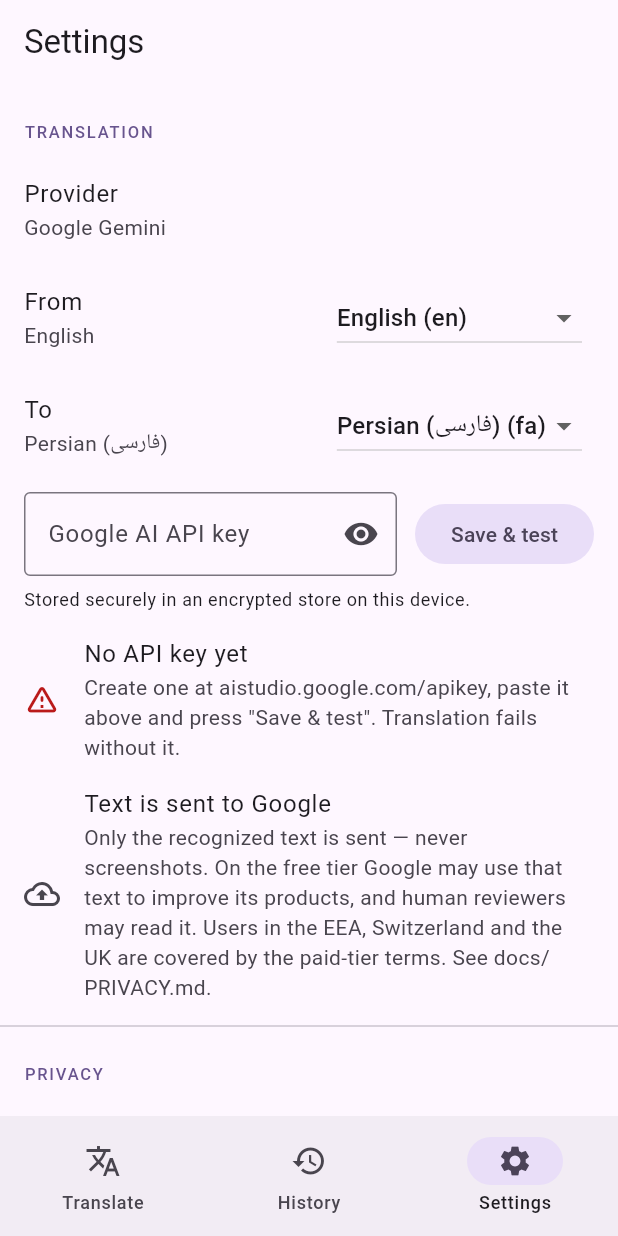
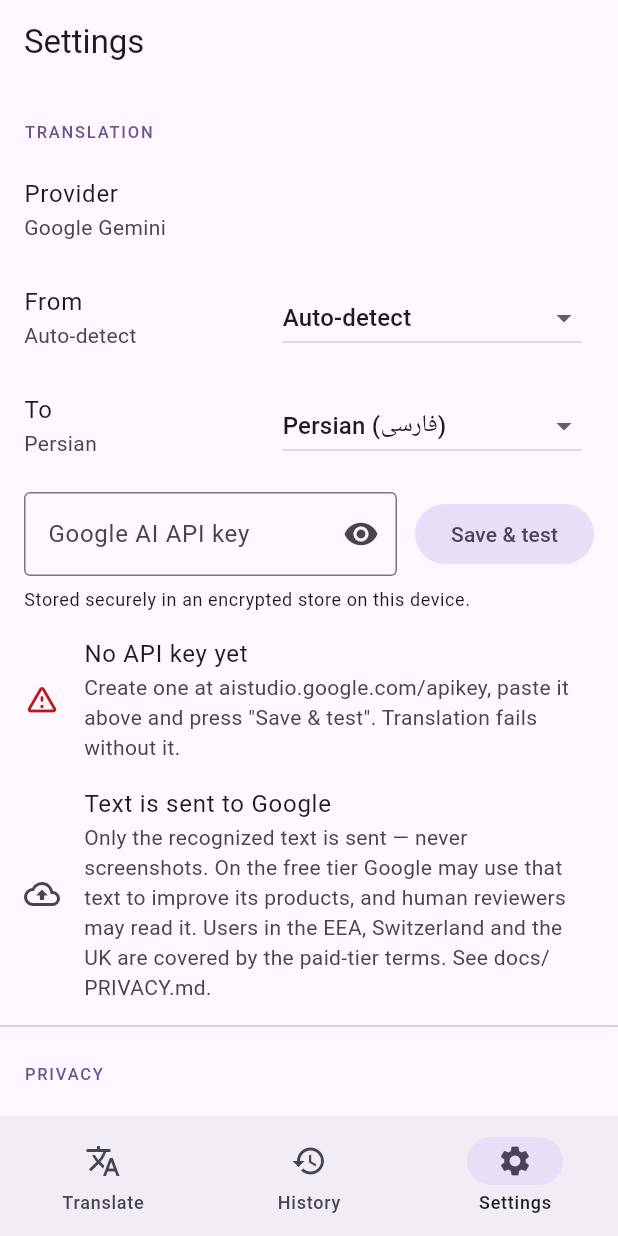
Before and after one commit to moradzadeh67/veliq, a Flutter app: the screen it shows after launch, item 3 of the bottom bar chosen, on a phone screen of 412 x 824 dp. Run offline on Flutter 3.47's test engine with Material 3 defaults, Android fonts, the phone set to English and light mode, and no system bars; our stand-ins replace flutter_secure_storage, shared_preferences.

Commit message:
T-151: language catalog and auto-detect source

```diff
--- a/lib/features/settings/settings_view.dart
+++ b/lib/features/settings/settings_view.dart
@@ -1,24 +1,10 @@
 import 'package:flutter/foundation.dart';
 import 'package:flutter/material.dart';
 
+import '../../models/language.dart';
 import '../../services/settings_repository.dart';
 import 'bloc/settings_bloc.dart';
 import 'bloc/settings_state.dart';
-
-/// Languages offered in the pickers. Codes are ISO 639-1.
-const Map<String, String> kSupportedLanguages = {
-  'en': 'English',
-  'fa': 'Persian (فارسی)',
-  'ar': 'Arabic (العربية)',
-  'de': 'German',
-  'fr': 'French',
-  'es': 'Spanish',
-  'it': 'Italian',
-  'ru': 'Russian',
-  'tr': 'Turkish',
-  'zh': 'Chinese',
-  'ja': 'Japanese',
-};
 
 /// Human-readable names for the translation backends.
 const Map<TranslationProvider, String> kTranslationProviderLabels = {
@@ -139,23 +125,19 @@
           ),
         ListTile(
           title: const Text('From'),
-          subtitle: Text(
-            kSupportedLanguages[settings.sourceLanguage] ??
-                settings.sourceLanguage,
-          ),
+          subtitle: Text(LanguageCatalog.displayName(settings.sourceLanguage)),
           trailing: _LanguageDropdown(
             value: settings.sourceLanguage,
+            options: LanguageCatalog.sourceOptions,
             onChanged: onSourceChanged,
           ),
         ),
         ListTile(
           title: const Text('To'),
-          subtitle: Text(
-            kSupportedLanguages[settings.targetLanguage] ??
-                settings.targetLanguage,
-          ),
+          subtitle: Text(LanguageCatalog.displayName(settings.targetLanguage)),
           trailing: _LanguageDropdown(
             value: settings.targetLanguage,
+            options: LanguageCatalog.targetOptions,
             onChanged: onTargetChanged,
           ),
         ),
@@ -433,15 +415,22 @@
 
 class _LanguageDropdown extends StatelessWidget {
   final String value;
+  final List<Language> options;
   final ValueChanged<String> onChanged;
 
-  const _LanguageDropdown({required this.value, required this.onChanged});
+  const _LanguageDropdown({
+    required this.value,
+    required this.options,
+    required this.onChanged,
+  });
 
   @override
   Widget build(BuildContext context) {
-    // Guard against a persisted code that is no longer in the supported list,
-    // which would otherwise make DropdownButton assert.
-    final safeValue = kSupportedLanguages.containsKey(value) ? value : null;
+    // Guard against a persisted code that is no longer in the list, which would
+    // otherwise make DropdownButton assert.
+    final safeValue = options.any((language) => language.code == value)
+        ? value
+        : null;
 
     return DropdownButton<String>(
       value: safeValue,
@@ -449,11 +438,15 @@
       onChanged: (selected) {
         if (selected != null) onChanged(selected);
       },
-      items: kSupportedLanguages.entries
+      items: options
           .map(
-            (entry) => DropdownMenuItem<String>(
-              value: entry.key,
-              child: Text('${entry.value} (${entry.key})'),
+            (language) => DropdownMenuItem<String>(
+              value: language.code,
+              child: Text(
+                language.code == LanguageCatalog.autoCode
+                    ? language.englishName
+                    : '${language.englishName} (${language.nativeName})',
+              ),
             ),
           )
           .toList(),
--- /dev/null
+++ b/lib/models/language.dart
@@ -0,0 +1,146 @@
+/// A language the translator can read or produce.
+///
+/// The catalog is deliberately static: it describes what Veliq's UI offers, not
+/// what a particular platform's OCR can read. Per-platform capability is queried
+/// at runtime through `OcrService.supportedLanguages()` (see D-018).
+class Language {
+  /// ISO 639-1 code, e.g. `en`, `fa`. The pseudo-code `auto` is only used as a
+  /// *source* option and is never a real language.
+  final String code;
+
+  /// English name, used for prompts and labels, e.g. `Persian`.
+  final String englishName;
+
+  /// Name in the language itself, e.g. `فارسی`.
+  final String nativeName;
+
+  /// Whether the language is written right-to-left.
+  final bool isRtl;
+
+  const Language({
+    required this.code,
+    required this.englishName,
+    required this.nativeName,
+    required this.isRtl,
+  });
+}
+
+/// The languages Veliq offers, plus the `auto` source pseudo-language.
+class LanguageCatalog {
+  /// Source-only pseudo-code meaning "let the OCR and the translator detect it".
+  static const String autoCode = 'auto';
+
+  /// The pseudo-language shown as `Auto-detect` in the source picker.
+  static const Language auto = Language(
+    code: autoCode,
+    englishName: 'Auto-detect',
+    nativeName: 'Auto-detect',
+    isRtl: false,
+  );
+
+  /// Real languages only — never contains [auto].
+  static const List<Language> all = [
+    Language(
+      code: 'en',
+      englishName: 'English',
+      nativeName: 'English',
+      isRtl: false,
+    ),
+    Language(
+      code: 'fa',
+      englishName: 'Persian',
+      nativeName: 'فارسی',
+      isRtl: true,
+    ),
+    Language(
+      code: 'ar',
+      englishName: 'Arabic',
+      nativeName: 'العربية',
+      isRtl: true,
+    ),
+    Language(
+      code: 'de',
+      englishName: 'German',
+      nativeName: 'Deutsch',
+      isRtl: false,
+    ),
+    Language(
+      code: 'fr',
+      englishName: 'French',
+      nativeName: 'Français',
+      isRtl: false,
+    ),
+    Language(
+      code: 'es',
+      englishName: 'Spanish',
+      nativeName: 'Español',
+      isRtl: false,
+    ),
+    Language(
+      code: 'it',
+      englishName: 'Italian',
+      nativeName: 'Italiano',
+      isRtl: false,
+    ),
+    Language(
+      code: 'ru',
+      englishName: 'Russian',
+      nativeName: 'Русский',
+      isRtl: false,
+    ),
+    Language(
+      code: 'tr',
+      englishName: 'Turkish',
+      nativeName: 'Türkçe',
+      isRtl: false,
+    ),
+    Language(
+      code: 'zh',
+      englishName: 'Chinese',
+      nativeName: '中文',
+      isRtl: false,
+    ),
+    Language(
+      code: 'ja',
+      englishName: 'Japanese',
+      nativeName: '日本語',
+      isRtl: false,
+    ),
+    Language(
+      code: 'pt',
+      englishName: 'Portuguese',
+      nativeName: 'Português',
+      isRtl: false,
+    ),
+    Language(
+      code: 'nl',
+      englishName: 'Dutch',
+      nativeName: 'Nederlands',
+      isRtl: false,
+    ),
+    Language(
+      code: 'ko',
+      englishName: 'Korean',
+      nativeName: '한국어',
+      isRtl: false,
+    ),
+  ];
+
+  /// Options for the "From" picker: [auto] first, then every language.
+  static const List<Language> sourceOptions = [auto, ...all];
+
+  /// Options for the "To" picker: every language, never [auto].
+  static const List<Language> targetOptions = all;
+
+  /// Returns the language for [code], or `null` when it is unknown.
+  static Language? byCode(String code) {
+    if (code == autoCode) return auto;
+    for (final language in all) {
+      if (language.code == code) return language;
+    }
+    return null;
+  }
+
+  /// English display name for [code]; falls back to the raw code.
+  static String displayName(String code) => byCode(code)?.englishName ?? code;
+}
--- a/lib/services/settings_repository.dart
+++ b/lib/services/settings_repository.dart
@@ -1,3 +1,5 @@
+import '../models/language.dart';
+
 /// Which backend performs the actual translation.
 enum TranslationProvider {
   /// Apple's on-device Translation framework.
@@ -20,7 +22,8 @@
 
 /// Immutable user-configurable application settings.
 class AppSettings {
-  /// Language the OCR text is translated from (ISO 639-1, e.g. `en`).
+  /// Language the OCR text is translated from (ISO 639-1, e.g. `en`), or
+  /// [LanguageCatalog.autoCode] to detect it.
   final String sourceLanguage;
 
   /// Language the OCR text is translated to (ISO 639-1, e.g. `fa`).
@@ -45,7 +48,9 @@
     this.googleApiKey,
   });
 
-  static const String defaultSourceLanguage = 'en';
+  /// New installs start from auto-detect so any language's text works without
+  /// the user having to pick a source first (T-151).
+  static const String defaultSourceLanguage = LanguageCatalog.autoCode;
   static const String defaultTargetLanguage = 'fa';
 
   /// Google is the default because the app's target language (Persian) is not
```
Also changed, not shown: 6 other files.
